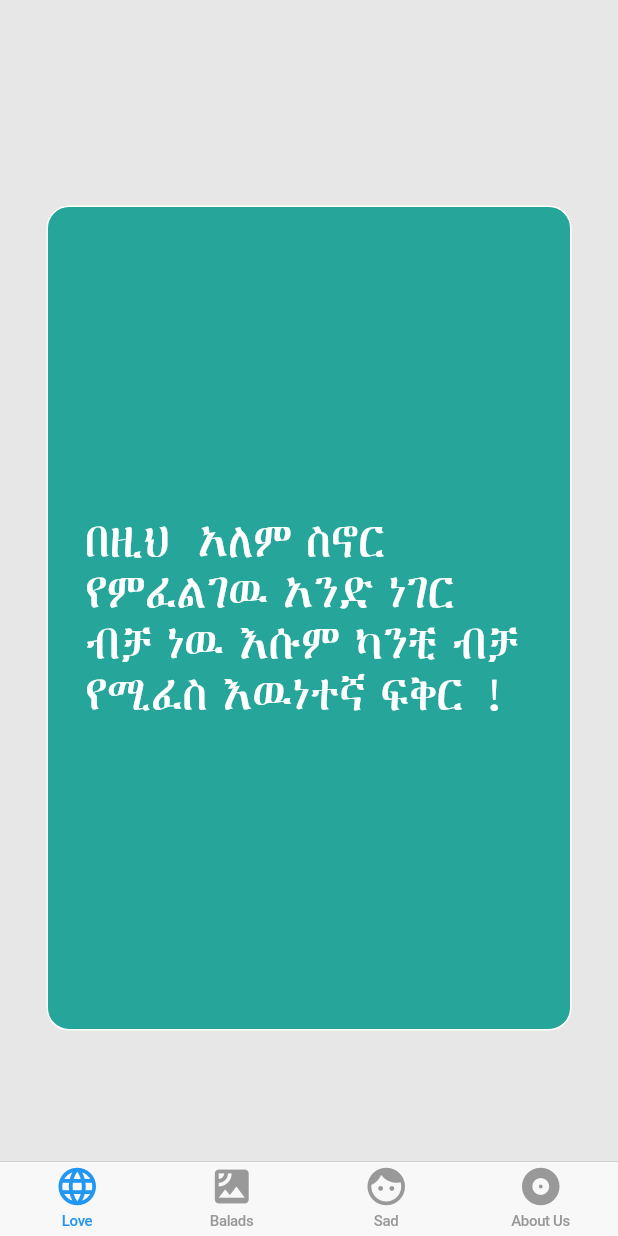
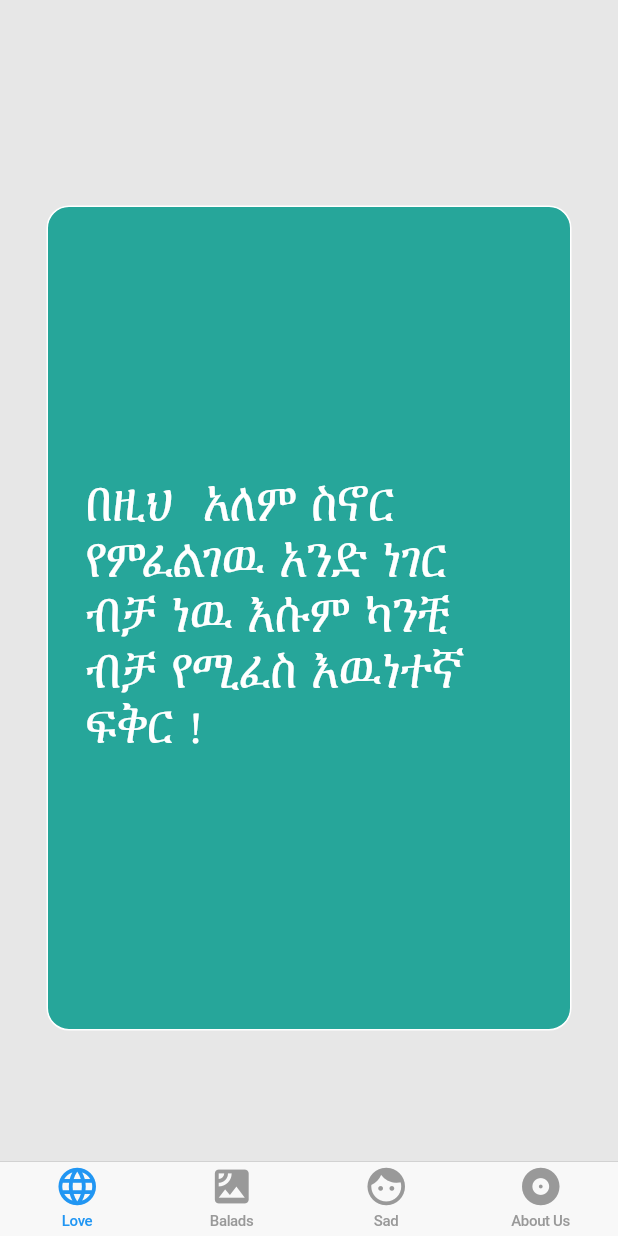
Before and after one commit to hailemix/EnenaAnchi_Flutter, a Flutter app: the screen it shows after launch, on a phone screen of 412 x 824 dp. Run offline on Flutter 3.47's test engine with Material 2 defaults, Android fonts, the phone set to English and light mode, and no system bars; our stand-ins replace simple_animations.

Commit message:
Jiret font is replaced by Nyala font.

```diff
--- a/lib/main.dart
+++ b/lib/main.dart
@@ -13,7 +13,7 @@ class MyApp extends StatelessWidget {
     return CupertinoApp(
       theme: CupertinoThemeData(
         primaryColor: Colors.blue,
-        textTheme: CupertinoTextThemeData(textStyle: TextStyle(fontFamily: 'Ethiopia Jiret'))
+        textTheme: CupertinoTextThemeData(textStyle: TextStyle(fontFamily: 'Nyala'))
 
       ),
       home: MyHomePage(),
@@ -59,7 +59,6 @@ class MyHomePageState extends State<MyHomePage> {
         onTap: (int tappedPage){
 
         },
-
       ),
        tabBuilder: (BuildContext context, int tabPosition){
 
--- a/pubspec.yaml
+++ b/pubspec.yaml
@@ -58,9 +58,9 @@ flutter:
   # list giving the asset and other descriptors for the font. For
   # example:
   fonts:
-   - family: Ethiopia Jiret
+   - family: Nyala
      fonts:
-       - asset: fonts/ethiopia-jiret.ttf
+       - asset: fonts/nyala.ttf
   #       - asset: fonts/Schyler-Italic.ttf
   #         style: italic
   #   - family: Trajan Pro
```
Also changed, not shown: fonts/ethiopia-jiret.ttf (deleted), fonts/nyala.ttf (added).
